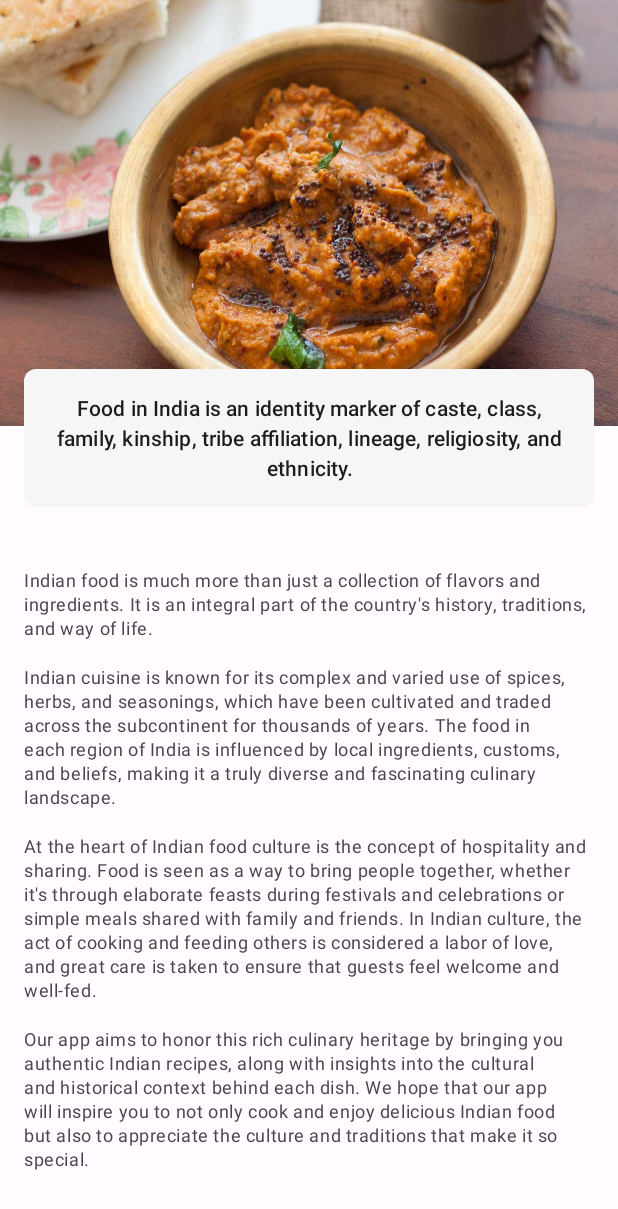
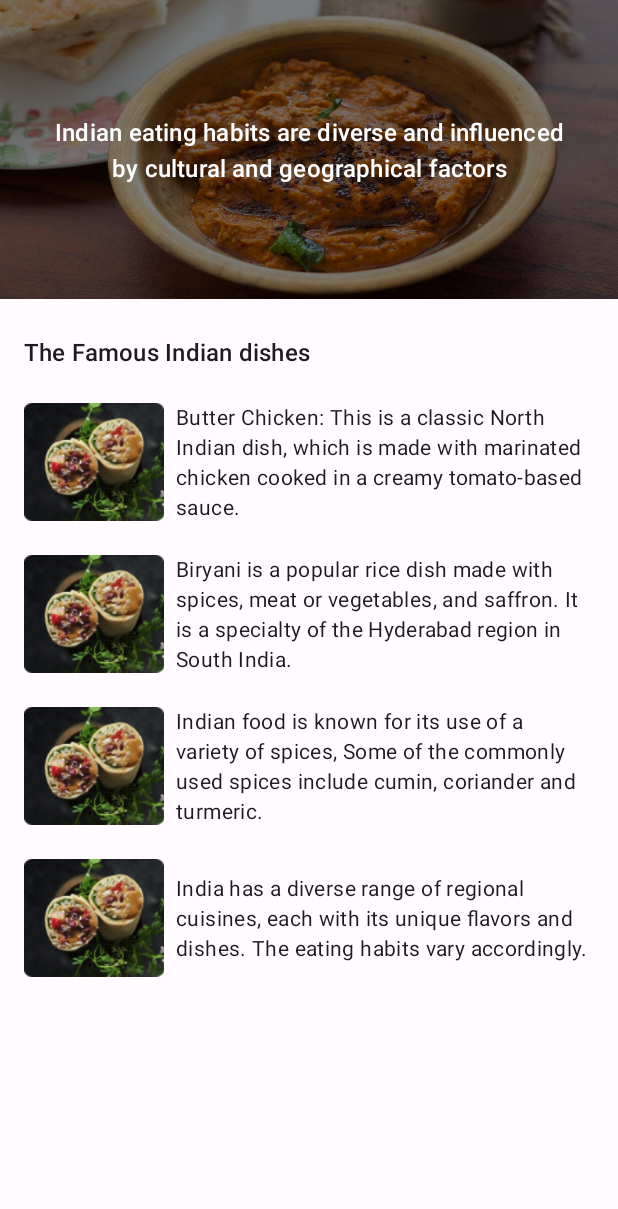
Before and after one commit to Hasa9nAli/Indian-Food, an Android app: the fragment AboutMealsFragment shown on its own in the app's theme, on a phone screen of 412 x 824 dp. Shown: the top 1209 px of the screen. Run offline under Robolectric (Android 15) with nearby library versions, the phone set to English and light mode, and no system bars.

Commit message:
replace about meals design

```diff
--- a/app/src/main/res/layout/fragment_about_meals.xml
+++ b/app/src/main/res/layout/fragment_about_meals.xml
@@ -1,7 +1,6 @@
 <?xml version="1.0" encoding="utf-8"?>
 
-<ScrollView
-    xmlns:android="http://schemas.android.com/apk/res/android"
+<ScrollView xmlns:android="http://schemas.android.com/apk/res/android"
     xmlns:app="http://schemas.android.com/apk/res-auto"
     android:layout_width="match_parent"
     android:orientation="vertical"
@@ -17,44 +16,61 @@
         <ImageView
             android:id="@+id/recipeImage"
             android:layout_width="match_parent"
-        android:layout_height="@dimen/imageHeight"
-        app:layout_constraintTop_toTopOf="parent"
+            android:layout_height="199dp"
+            android:scaleX="1.3"
+            android:src="@drawable/recipe"
+            app:layout_constraintEnd_toEndOf="parent"
             app:layout_constraintStart_toStartOf="parent"
-        app:layout_constraintEnd_toEndOf="parent"
-        android:scaleY="1.1"
-        android:src="@drawable/recipe"/>
+            app:layout_constraintTop_toTopOf="parent" />
+
+        <View
+            android:layout_width="0dp"
+            android:layout_height="0dp"
+            android:background="#80000000"
+            app:layout_constraintBottom_toBottomOf="@id/recipeImage"
+            app:layout_constraintEnd_toEndOf="@id/recipeImage"
+            app:layout_constraintStart_toStartOf="@id/recipeImage"
+            app:layout_constraintTop_toTopOf="@id/recipeImage" />
+
+        <TextView
+            style="@style/TextAppearance.Material3.TitleMedium"
+            android:layout_width="match_parent"
+            android:layout_height="wrap_content"
+            android:layout_gravity="center"
+            android:layout_margin="@dimen/normalSpace"
+            android:gravity="center"
+            android:padding="@dimen/normalSpace"
+            android:text="@string/largeTitleDescription"
+            android:textColor="@color/white"
+            app:layout_constraintBottom_toBottomOf="@id/recipeImage"
+            app:layout_constraintEnd_toEndOf="@id/recipeImage"
+            app:layout_constraintStart_toStartOf="@id/recipeImage"
+            app:layout_constraintTop_toTopOf="@id/recipeImage" />
 
 
-    <LinearLayout
-        android:id="@+id/description"
+        <TextView
+            android:id="@+id/titleTextView"
+            style="@style/TextAppearance.Material3.TitleMedium"
             android:layout_width="match_parent"
-        android:layout_height="@dimen/cardHeight"
-        android:layout_margin="@dimen/normalSpace"
-        android:background="@drawable/container_background"
-        android:padding="@dimen/normalSpace"
-        app:layout_constraintBottom_toBottomOf="parent"
+            android:layout_height="wrap_content"
+            android:layout_gravity="center"
+            android:layout_marginStart="@dimen/normalSpace"
+            android:layout_marginTop="@dimen/largeSpace"
+            android:layout_marginEnd="@dimen/normalSpace"
+            android:gravity="start"
+            android:text="@string/the_famous_indian_dishes"
             app:layout_constraintEnd_toEndOf="parent"
             app:layout_constraintStart_toStartOf="parent"
-        app:layout_constraintTop_toTopOf="parent"
-        app:layout_constraintVertical_bias="0.334">
-
-        <TextView
-            style="@style/TextAppearance.Material3.TitleSmall"
-            android:layout_width="wrap_content"
-            android:layout_height="wrap_content"
-            android:layout_gravity="center"
-            android:gravity="center"
-            android:text="@string/largetitleDescription" />
-    </LinearLayout>
+            app:layout_constraintTop_toBottomOf="@id/recipeImage" />
 
         <include
             layout="@layout/fragment_content_about_meals"
             android:layout_width="match_parent"
             android:layout_height="wrap_content"
-            android:layout_marginTop="@dimen/largeSpace"
+            android:layout_margin="@dimen/normalSpace"
+            app:layout_constraintEnd_toEndOf="parent"
             app:layout_constraintStart_toStartOf="parent"
-            app:layout_constraintEnd_toEndOf="parent"
-            app:layout_constraintTop_toBottomOf="@id/description"/>
+            app:layout_constraintTop_toBottomOf="@id/titleTextView" />
 
     </androidx.constraintlayout.widget.ConstraintLayout>
 
--- a/app/src/main/res/layout/fragment_content_about_meals.xml
+++ b/app/src/main/res/layout/fragment_content_about_meals.xml
@@ -1,49 +1,97 @@
 <?xml version="1.0" encoding="utf-8"?>
-<ScrollView
-    xmlns:android="http://schemas.android.com/apk/res/android"
+
+<LinearLayout xmlns:android="http://schemas.android.com/apk/res/android"
     android:layout_width="match_parent"
     android:layout_height="match_parent"
-    android:scrollbars="none"
-    android:fillViewport="true">
+    xmlns:app="http://schemas.android.com/apk/res-auto"
+    android:orientation="vertical">
 
     <LinearLayout
         android:layout_width="match_parent"
-        android:layout_height="match_parent"
-        android:layout_margin="@dimen/normalSpace"
-        android:orientation="vertical">
+        android:layout_height="wrap_content"
+        android:layout_marginBottom="@dimen/smallMargin"
+        android:orientation="horizontal">
+
+        <com.google.android.material.imageview.ShapeableImageView
+            android:layout_width="93dp"
+            android:layout_height="93dp"
+            android:layout_marginEnd="8dp"
+            android:src="@drawable/hestory_image" />
 
         <TextView
-            style="@style/TextAppearance.Material3.BodySmall"
+            style="@style/TextAppearance.Material3.BodyMedium"
             android:layout_width="wrap_content"
             android:layout_height="wrap_content"
-            android:layout_marginBottom="@dimen/normalSpace"
+            android:layout_gravity="center"
             android:gravity="start"
             android:text="@string/sectionOne" />
 
+    </LinearLayout>
+
+    <LinearLayout
+        android:layout_width="match_parent"
+        android:layout_height="wrap_content"
+        android:layout_marginBottom="@dimen/smallMargin"
+        android:orientation="horizontal">
+
+        <com.google.android.material.imageview.ShapeableImageView
+            android:layout_width="93dp"
+            android:layout_height="93dp"
+            android:layout_marginEnd="8dp"
+            android:src="@drawable/hestory_image" />
+
         <TextView
-            style="@style/TextAppearance.Material3.BodySmall"
+            style="@style/TextAppearance.Material3.BodyMedium"
             android:layout_width="wrap_content"
             android:layout_height="wrap_content"
-            android:layout_marginBottom="@dimen/normalSpace"
+            android:layout_gravity="center"
             android:gravity="start"
             android:text="@string/sectionTow" />
 
+    </LinearLayout>
+
+    <LinearLayout
+        android:layout_width="match_parent"
+        android:layout_height="wrap_content"
+        android:layout_marginBottom="@dimen/smallMargin"
+        android:orientation="horizontal">
+
+        <com.google.android.material.imageview.ShapeableImageView
+            android:layout_width="93dp"
+            android:layout_height="93dp"
+            android:layout_marginEnd="8dp"
+            android:src="@drawable/hestory_image" />
+
         <TextView
-            style="@style/TextAppearance.Material3.BodySmall"
+            style="@style/TextAppearance.Material3.BodyMedium"
             android:layout_width="wrap_content"
             android:layout_height="wrap_content"
-            android:layout_marginBottom="@dimen/normalSpace"
+            android:layout_gravity="center"
             android:gravity="start"
             android:text="@string/sectionThree" />
 
+    </LinearLayout>
+
+    <LinearLayout
+        android:layout_width="match_parent"
+        android:layout_height="wrap_content"
+        android:layout_marginBottom="@dimen/smallMargin"
+        android:orientation="horizontal">
+
+        <com.google.android.material.imageview.ShapeableImageView
+            android:layout_width="93dp"
+            android:layout_height="93dp"
+            android:layout_marginEnd="8dp"
+            android:src="@drawable/hestory_image" />
+
         <TextView
-            style="@style/TextAppearance.Material3.BodySmall"
+            style="@style/TextAppearance.Material3.BodyMedium"
             android:layout_width="wrap_content"
             android:layout_height="wrap_content"
-            android:layout_marginBottom="@dimen/normalSpace"
+            android:layout_gravity="center"
             android:gravity="start"
             android:text="@string/sectionFour" />
 
     </LinearLayout>
 
-</ScrollView>
+</LinearLayout>
--- a/app/src/main/res/values-night/themes.xml
+++ b/app/src/main/res/values-night/themes.xml
@@ -54,4 +54,8 @@
 
         <item name="colorPrimaryInverse">@color/md_theme_dark_inversePrimary</item>
     </style>
+
+    <style name="reduceImage">
+        <item name="cornerSize">28dp</item>
+    </style>
 </resources>
--- a/app/src/main/res/values/dimens.xml
+++ b/app/src/main/res/values/dimens.xml
@@ -28,4 +28,5 @@
     <dimen name="txt_size_meduim">16sp</dimen>
     <dimen name="txt_size_large">22sp</dimen>
     <dimen name="txt_size_xsmall">14sp</dimen>
+    <dimen name="smallMargin">8dp</dimen>
 </resources>
--- a/app/src/main/res/values/strings.xml
+++ b/app/src/main/res/values/strings.xml
@@ -1,10 +1,10 @@
 <resources>
     <string name="app_name">Indian Food</string>
-    <string name="largetitleDescription">Food in India is an identity marker of caste, class, family, kinship, tribe affiliation, lineage, religiosity, and ethnicity.</string>
-    <string name="sectionOne">Indian food is much more than just a collection of flavors and ingredients. It is an integral part of the country\'s history, traditions, and way of life.</string>
-    <string name="sectionTow">Indian cuisine is known for its complex and varied use of spices, herbs, and seasonings, which have been cultivated and traded across the subcontinent for thousands of years. The food in each region of India is influenced by local ingredients, customs, and beliefs, making it a truly diverse and fascinating culinary landscape.</string>
-    <string name="sectionThree">At the heart of Indian food culture is the concept of hospitality and sharing. Food is seen as a way to bring people together, whether it\'s through elaborate feasts during festivals and celebrations or simple meals shared with family and friends. In Indian culture, the act of cooking and feeding others is considered a labor of love, and great care is taken to ensure that guests feel welcome and well-fed.</string>
-    <string name="sectionFour">Our app aims to honor this rich culinary heritage by bringing you authentic Indian recipes, along with insights into the cultural and historical context behind each dish. We hope that our app will inspire you to not only cook and enjoy delicious Indian food but also to appreciate the culture and traditions that make it so special.</string>
+    <string name="largeTitleDescription">Indian eating habits are diverse and influenced by cultural and geographical factors</string>
+    <string name="sectionOne">Butter Chicken: This is a classic North Indian dish, which is made with marinated chicken cooked in a creamy tomato-based sauce. </string>
+    <string name="sectionTow">Biryani is a popular rice dish made with spices, meat or vegetables, and saffron. It is a specialty of the Hyderabad region in South India.</string>
+    <string name="sectionThree">Indian food is known for its use of a variety of spices, Some of the commonly used spices include cumin, coriander and turmeric.</string>
+    <string name="sectionFour">India has a diverse range of regional cuisines, each with its unique flavors and dishes. The eating habits vary accordingly.</string>
     <string name="onBoarding_title_1">welcome to our Indian recipe</string>
     <string name="onBoarding_desc_1">Welcome to our Indian recipe app. Let\'s explore the\n vibrant world of Indian cuisine together</string>
     <string name="onBoarding_title_2">Customize your Dish</string>
@@ -64,4 +64,5 @@
     <string name="instructions">instructions</string>
     <string name="not_implemented_yet">Not implemented yet</string>
     <string name="min">min</string>
+    <string name="the_famous_indian_dishes">The Famous Indian dishes</string>
 </resources>
--- a/app/src/main/res/values/themes.xml
+++ b/app/src/main/res/values/themes.xml
@@ -58,4 +58,8 @@
         <item name="android:windowLightStatusBar">true</item>
 
     </style>
+
+    <style name="reduceImage">
+        <item name="cornerSize">28dp</item>
+    </style>
 </resources>
```
Also changed, not shown: app/src/main/res/drawable/hestory_image.png (added). Lines whose indentation alone changed are shown as unchanged.
